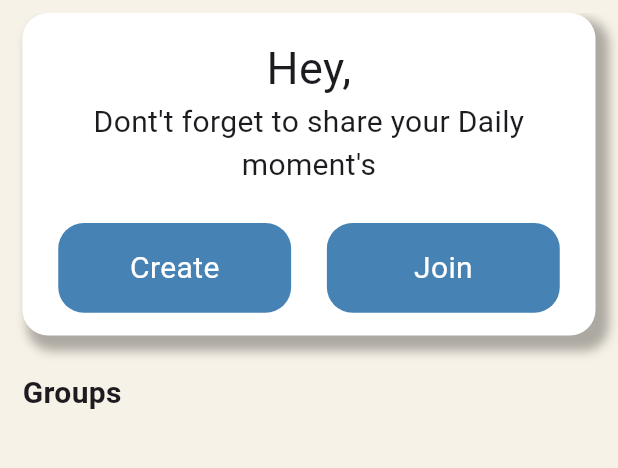
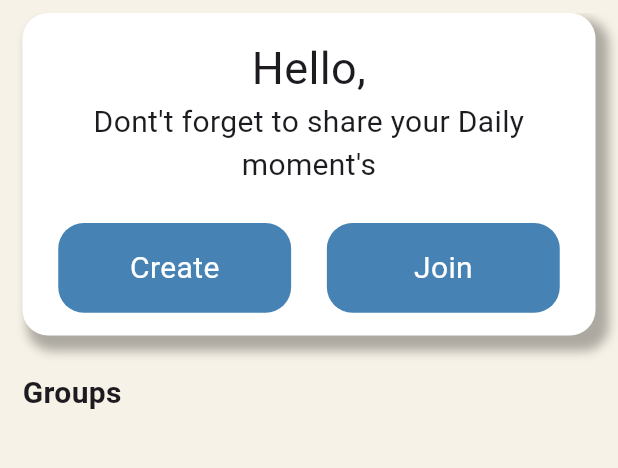
Before and after one commit to Raseelp/glint, a Flutter app: the Homepage screen opened directly with empty values, on a phone screen of 412 x 824 dp, the part 71-539 px from its top. Run offline on Flutter 3.47's test engine with Material 3 defaults, Android fonts, the phone set to English and light mode, and no system bars; our stand-ins replace awesome_snackbar_content, cached_network_image, cloud_firestore, country_picker, firebase_auth, firebase_core and 8 more; accounts and stored records are empty.

Commit message:
hey to hello

```diff
--- a/lib/pages/homepage.dart
+++ b/lib/pages/homepage.dart
@@ -88,7 +88,7 @@ class _HomepageState extends State<Homepage> {
                 mainAxisAlignment: MainAxisAlignment.center,
                 children: [
                   Text(
-                    'Hey,${widget.username}',
+                    'Hello,${widget.username}',
                     textAlign: TextAlign.center,
                     style:
                         TextStyle(fontSize: 30, fontWeight: FontWeight.normal),
```
